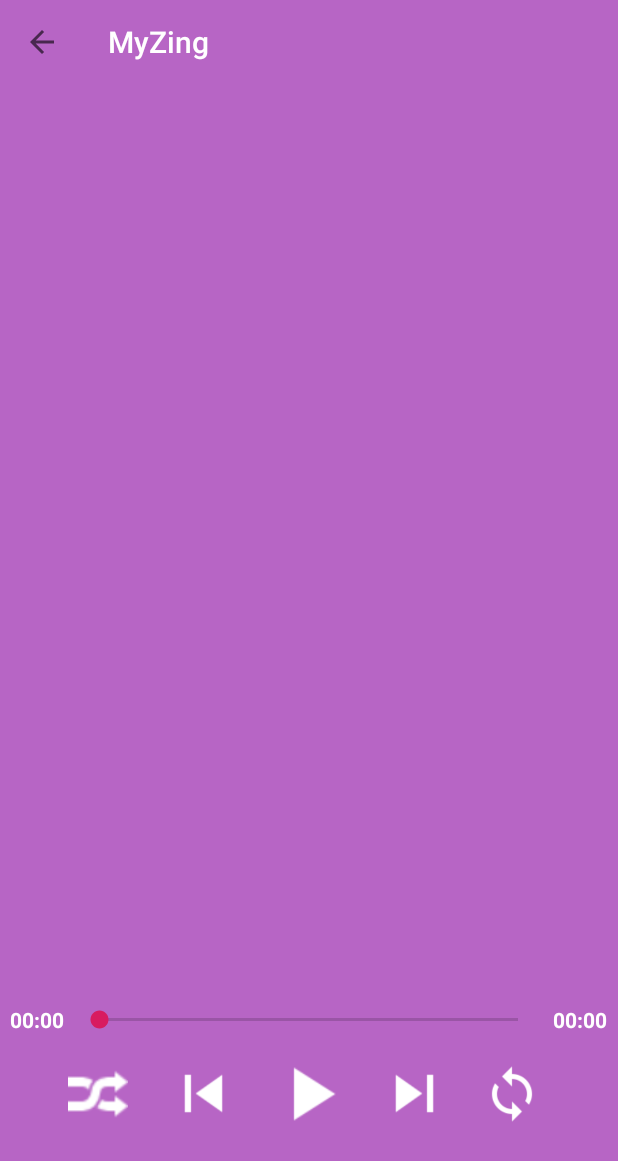
After one commit to namdang0204/BTL_Android, an Android app: the Fragment_List_Song_Play screen opened directly, with no data from a screen before it, on a phone screen of 412 x 824 dp. The commit adds this screen. Shown: the top 1161 px of the screen. Run offline under Robolectric (Android 15) with nearby library versions, the phone set to English and light mode, and no system bars; our stand-ins replace CircleImageView, Picasso; pictures from the network do not load.

Commit message:
22042019_04:28

```diff
--- a/app/src/main/AndroidManifest.xml
+++ b/app/src/main/AndroidManifest.xml
@@ -11,7 +11,7 @@
         android:roundIcon="@mipmap/ic_launcher_round"
         android:supportsRtl="true"
         android:theme="@style/AppTheme">
-        <activity android:name=".Activity.PlaySongActivity"></activity>
+        <activity android:name=".Activity.PlayMusicActivity"></activity>
         <activity android:name=".Activity.ListSongActivity" />
         <activity android:name=".Activity.MainActivity">
             <intent-filter>
--- /dev/null
+++ b/app/src/main/java/com/example/myzing/Activity/PlayMusicActivity.java
@@ -0,0 +1,170 @@
+package com.example.myzing.Activity;
+
+import android.content.Intent;
+import android.graphics.Color;
+import android.media.AudioManager;
+import android.media.MediaPlayer;
+import android.os.AsyncTask;
+import android.os.Handler;
+import android.os.StrictMode;
+import android.support.v4.view.ViewPager;
+import android.support.v7.app.AppCompatActivity;
+import android.os.Bundle;
+import android.support.v7.widget.Toolbar;
+import android.view.View;
+import android.widget.ImageButton;
+import android.widget.SeekBar;
+import android.widget.TextView;
+import android.widget.Toast;
+
+import com.example.myzing.Adapter.ViewPagerPlaylistMusicAdapter;
+import com.example.myzing.Fragment.Fragment_Disk_Music;
+import com.example.myzing.Fragment.Fragment_List_Song_Play;
+import com.example.myzing.Model.Song;
+import com.example.myzing.R;
+
+import java.io.IOException;
+import java.text.SimpleDateFormat;
+import java.util.ArrayList;
+
+public class PlayMusicActivity extends AppCompatActivity {
+    private Toolbar toolbarPlayMusic;
+    private TextView textViewTimeSong, textViewTimeTotalSong;
+    private SeekBar seekBarTimeSong;
+    private ImageButton imageButtonShuffle, imageButtonPreview, imageButtonPlay, imageButtonNext, imageButtonRepeat;
+    private ViewPager viewPagerPlayMusic;
+    public static ViewPagerPlaylistMusicAdapter viewPagerPlaylistMusicAdapter;
+    private Fragment_List_Song_Play fragmentListSongPlay;
+    private Fragment_Disk_Music fragmentDiskMusic;
+    private MediaPlayer mediaPlayer;
+    public static ArrayList<Song> listSong = new ArrayList<>();
+
+    @Override
+    protected void onCreate(Bundle savedInstanceState) {
+        super.onCreate(savedInstanceState);
+        setContentView(R.layout.activity_play_music);
+        StrictMode.ThreadPolicy policy = new StrictMode.ThreadPolicy.Builder().permitAll().build();
+        StrictMode.setThreadPolicy(policy);
+        init();
+        getDataFromIntent();
+        evenClick();
+    }
+
+    private void evenClick() {
+        final Handler handler = new Handler();
+        handler.postDelayed(new Runnable() {
+            @Override
+            public void run() {
+                if(viewPagerPlaylistMusicAdapter.getItem(0)!=null){
+                    if(listSong.size() > 0 ){
+                        fragmentDiskMusic.PlayMusic(listSong.get(0).getImageSong());
+                        handler.removeCallbacks(this);
+                    }else{
+                        handler.postDelayed(this, 300);
+                    }
+                }
+            }
+        }, 500);
+        imageButtonPlay.setOnClickListener(new View.OnClickListener() {
+            @Override
+            public void onClick(View v) {
+                if(mediaPlayer.isPlaying()){
+                    mediaPlayer.pause();
+                    imageButtonPlay.setImageResource(R.drawable.icon_play);
+                }else{
+                    mediaPlayer.start();
+                    imageButtonPlay.setImageResource(R.drawable.icon_pause);
+                }
+            }
+        });
+    }
+
+    private void getDataFromIntent() {
+        Intent intent = getIntent();
+        listSong.clear();
+        if (intent != null) {
+            if (intent.hasExtra("song")) {
+                Song song = (Song) intent.getParcelableExtra("song");
+                listSong.add(song);
+            }
+
+            if (intent.hasExtra("listSong")) {
+                listSong = intent.getParcelableArrayListExtra("listSong");
+            }
+        }
+    }
+
+    private void init() {
+        toolbarPlayMusic = (Toolbar) findViewById(R.id.toolbar_play_music);
+        textViewTimeSong = (TextView) findViewById(R.id.textview_time_song);
+        textViewTimeTotalSong = (TextView) findViewById(R.id.textview_total_time_song);
+        seekBarTimeSong = (SeekBar) findViewById(R.id.seekbar_time_song);
+        imageButtonShuffle = (ImageButton) findViewById(R.id.imagebutton_shuffle);
+        imageButtonPreview = (ImageButton) findViewById(R.id.imagebutton_preview);
+        imageButtonPlay = (ImageButton) findViewById(R.id.imagebutton_play);
+        imageButtonNext = (ImageButton) findViewById(R.id.imagebutton_next);
+        imageButtonRepeat = (ImageButton) findViewById(R.id.imagebutton_repeat);
+        viewPagerPlayMusic = (ViewPager) findViewById(R.id.viewpager_play_music);
+
+        setSupportActionBar(toolbarPlayMusic);
+        getSupportActionBar().setDisplayHomeAsUpEnabled(true);
+        toolbarPlayMusic.setNavigationOnClickListener(new View.OnClickListener() {
+            @Override
+            public void onClick(View v) {
+                finish();
+            }
+        });
+        toolbarPlayMusic.setTitleTextColor(Color.WHITE);
+        fragmentListSongPlay = new Fragment_List_Song_Play();
+        fragmentDiskMusic = new Fragment_Disk_Music();
+
+        viewPagerPlaylistMusicAdapter = new ViewPagerPlaylistMusicAdapter(getSupportFragmentManager());
+        viewPagerPlaylistMusicAdapter.addFragment(fragmentListSongPlay);
+        viewPagerPlaylistMusicAdapter.addFragment(fragmentDiskMusic);
+        viewPagerPlayMusic.setAdapter(viewPagerPlaylistMusicAdapter);
+
+        fragmentDiskMusic = (Fragment_Disk_Music) viewPagerPlaylistMusicAdapter.getItem(1);
+
+        if(listSong.size() > 0){
+            getSupportActionBar().setTitle(listSong.get(0).getNameSong());
+            new PlayMp3().execute(listSong.get(0).getLinkSong());
+            imageButtonPlay.setImageResource(R.drawable.icon_pause);
+        }
+    }
+
+    public class PlayMp3 extends AsyncTask<String, Void, String> {
+
+        @Override
+        protected String doInBackground(String... strings) {
+            return strings[0];
+        }
+
+        @Override
+        protected void onPostExecute(String urlSong) {
+            try {
+                super.onPostExecute(urlSong);
+                mediaPlayer = new MediaPlayer();
+                mediaPlayer.setAudioStreamType(AudioManager.STREAM_MUSIC);
+                mediaPlayer.setOnCompletionListener(new MediaPlayer.OnCompletionListener() {
+                    @Override
+                    public void onCompletion(MediaPlayer mp) {
+                        mediaPlayer.stop();
+                        mediaPlayer.reset();
+                    }
+                });
+                mediaPlayer.setDataSource(urlSong);
+                mediaPlayer.prepare();
+            } catch (IOException e) {
+                e.printStackTrace();
+            }
+            mediaPlayer.start();
+            TimeSong();
+        }
+    }
+
+    private void TimeSong() {
+        SimpleDateFormat simpleDateFormat = new SimpleDateFormat("mm:ss");
+        textViewTimeTotalSong.setText(simpleDateFormat.format(mediaPlayer.getDuration()));
+        seekBarTimeSong.setMax(mediaPlayer.getDuration());
+    }
+}
--- /dev/null
+++ b/app/src/main/java/com/example/myzing/Adapter/ViewPagerPlaylistMusicAdapter.java
@@ -0,0 +1,30 @@
+package com.example.myzing.Adapter;
+
+import android.support.v4.app.Fragment;
+import android.support.v4.app.FragmentManager;
+import android.support.v4.app.FragmentPagerAdapter;
+
+import java.util.ArrayList;
+
+public class ViewPagerPlaylistMusicAdapter extends FragmentPagerAdapter {
+
+    public final ArrayList<Fragment> fragmentArrayList = new ArrayList<>();
+    public ViewPagerPlaylistMusicAdapter(FragmentManager fm) {
+        super(fm);
+
+    }
+
+    @Override
+    public Fragment getItem(int i) {
+        return fragmentArrayList.get(i);
+    }
+
+    @Override
+    public int getCount() {
+        return fragmentArrayList.size();
+    }
+
+    public void addFragment(Fragment fragment){
+        fragmentArrayList.add(fragment);
+    }
+}
--- /dev/null
+++ b/app/src/main/java/com/example/myzing/Fragment/Fragment_Disk_Music.java
@@ -0,0 +1,41 @@
+package com.example.myzing.Fragment;
+
+import android.animation.ObjectAnimator;
+import android.animation.ValueAnimator;
+import android.os.Bundle;
+import android.support.annotation.NonNull;
+import android.support.annotation.Nullable;
+import android.support.v4.app.Fragment;
+import android.view.LayoutInflater;
+import android.view.View;
+import android.view.ViewGroup;
+import android.view.animation.LinearInterpolator;
+
+import com.example.myzing.R;
+import com.squareup.picasso.Picasso;
+
+import de.hdodenhof.circleimageview.CircleImageView;
+
+public class Fragment_Disk_Music extends Fragment {
+
+    View view;
+    CircleImageView circleImageViewDiskMusic;
+    ObjectAnimator objectAnimator;
+    @Nullable
+    @Override
+    public View onCreateView(@NonNull LayoutInflater inflater, @Nullable ViewGroup container, @Nullable Bundle savedInstanceState) {
+        view = inflater.inflate(R.layout.fragment_disk_music,container,false);
+        circleImageViewDiskMusic = view.findViewById(R.id.circleimageview_disk_music);
+        objectAnimator = ObjectAnimator.ofFloat(circleImageViewDiskMusic, "rotation", 0f, 360f);
+        objectAnimator.setDuration(10000);
+        objectAnimator.setRepeatCount(ValueAnimator.INFINITE);
+        objectAnimator.setRepeatMode(ValueAnimator.RESTART);
+        objectAnimator.setInterpolator(new LinearInterpolator());
+        return view;
+    }
+
+    public void PlayMusic(String imageSong) {
+        Picasso.with(getContext()).load(imageSong).into(circleImageViewDiskMusic);
+        objectAnimator.start();
+    }
+}
--- /dev/null
+++ b/app/src/main/java/com/example/myzing/Fragment/Fragment_List_Song_Play.java
@@ -0,0 +1,36 @@
+package com.example.myzing.Fragment;
+
+import android.os.Bundle;
+import android.support.annotation.NonNull;
+import android.support.annotation.Nullable;
+import android.support.v4.app.Fragment;
+import android.support.v7.widget.LinearLayoutManager;
+import android.support.v7.widget.RecyclerView;
+import android.view.LayoutInflater;
+import android.view.View;
+import android.view.ViewGroup;
+
+import com.example.myzing.Activity.PlayMusicActivity;
+import com.example.myzing.Adapter.PlaylistMusicAdapter;
+import com.example.myzing.R;
+
+public class Fragment_List_Song_Play extends Fragment {
+
+    View view;
+    RecyclerView recyclerViewListSongPlay;
+    PlaylistMusicAdapter playlistMusicAdapter;
+
+    @Nullable
+    @Override
+    public View onCreateView(@NonNull LayoutInflater inflater, @Nullable ViewGroup container, @Nullable Bundle savedInstanceState) {
+        view = inflater.inflate(R.layout.fragment_list_song_play, container, false);
+        recyclerViewListSongPlay = view.findViewById(R.id.recycleview_list_song_play);
+        if (PlayMusicActivity.listSong.size() > 0) {
+            playlistMusicAdapter = new PlaylistMusicAdapter(getActivity(), PlayMusicActivity.listSong);
+            recyclerViewListSongPlay.setLayoutManager(new LinearLayoutManager(getActivity()));
+            recyclerViewListSongPlay.setAdapter(playlistMusicAdapter);
+        }
+
+        return view;
+    }
+}
--- a/app/src/main/res/layout/activity_list_song.xml
+++ b/app/src/main/res/layout/activity_list_song.xml
@@ -34,7 +34,7 @@
                 app:layout_collapseMode="pin"
                 android:elevation="6dp"
                 android:layout_width="match_parent"
-                android:layout_height="60dp"></android.support.v7.widget.Toolbar>
+                android:layout_height="?attr/actionBarSize"></android.support.v7.widget.Toolbar>
             <ImageView
                 android:elevation="6dp"
                 android:layout_marginTop="40dp"
--- /dev/null
+++ b/app/src/main/res/layout/activity_play_music.xml
@@ -0,0 +1,118 @@
+<?xml version="1.0" encoding="utf-8"?>
+<LinearLayout xmlns:android="http://schemas.android.com/apk/res/android"
+    xmlns:app="http://schemas.android.com/apk/res-auto"
+    xmlns:tools="http://schemas.android.com/tools"
+    android:layout_width="match_parent"
+    android:layout_height="match_parent"
+    android:orientation="vertical"
+    android:weightSum="10"
+    android:background="#B39C27B0"
+    tools:context=".Activity.PlayMusicActivity">
+
+    <android.support.v7.widget.Toolbar
+        android:id="@+id/toolbar_play_music"
+        android:layout_width="match_parent"
+        android:layout_height="?attr/actionBarSize"></android.support.v7.widget.Toolbar>
+
+    <android.support.v4.view.ViewPager
+        android:id="@+id/viewpager_play_music"
+        android:layout_width="match_parent"
+        android:layout_height="0dp"
+        android:layout_weight="8"></android.support.v4.view.ViewPager>
+
+    <LinearLayout
+        android:layout_width="match_parent"
+        android:layout_height="0dp"
+        android:layout_weight="2"
+        android:orientation="vertical">
+
+        <LinearLayout
+            android:layout_width="match_parent"
+            android:layout_height="wrap_content"
+            android:gravity="center"
+            android:orientation="horizontal"
+            android:weightSum="10">
+
+            <TextView
+                android:id="@+id/textview_time_song"
+                android:layout_width="wrap_content"
+                android:layout_height="wrap_content"
+                android:layout_weight="0.5"
+                android:gravity="center"
+                android:text="00:00"
+                android:textColor="#ffff"
+                android:textSize="14sp"
+                android:textStyle="bold" />
+
+            <SeekBar
+                android:id="@+id/seekbar_time_song"
+                android:layout_width="wrap_content"
+                android:layout_height="wrap_content"
+                android:layout_weight="9" />
+
+            <TextView
+                android:id="@+id/textview_total_time_song"
+                android:layout_width="wrap_content"
+                android:layout_height="wrap_content"
+                android:layout_weight="0.5"
+                android:gravity="center"
+                android:text="00:00"
+                android:textColor="#ffff"
+                android:textSize="14sp"
+                android:textStyle="bold" />
+        </LinearLayout>
+
+        <LinearLayout
+            android:layout_width="match_parent"
+            android:layout_height="wrap_content"
+            android:layout_marginTop="10dp"
+            android:layout_marginBottom="10dp"
+            android:gravity="center"
+            android:orientation="horizontal">
+
+            <ImageButton
+                android:id="@+id/imagebutton_shuffle"
+                android:layout_width="40dp"
+                android:layout_height="40dp"
+                android:layout_marginRight="25dp"
+                android:layout_marginLeft="10dp"
+                android:background="@null"
+                android:scaleType="fitXY"
+                android:src="@drawable/icon_shuffle" />
+
+            <ImageButton
+                android:id="@+id/imagebutton_preview"
+                android:layout_width="50dp"
+                android:layout_height="50dp"
+                android:layout_marginRight="15dp"
+                android:background="@null"
+                android:scaleType="fitXY"
+                android:src="@drawable/icon_preview" />
+
+            <ImageButton
+                android:id="@+id/imagebutton_play"
+                android:layout_width="60dp"
+                android:layout_height="60dp"
+                android:layout_marginRight="15dp"
+                android:background="@null"
+                android:scaleType="fitXY"
+                android:src="@drawable/icon_play" />
+            <ImageButton
+                android:id="@+id/imagebutton_next"
+                android:src="@drawable/icon_next"
+                android:scaleType="fitXY"
+                android:background="@null"
+                android:layout_marginRight="20dp"
+                android:layout_width="50dp"
+                android:layout_height="50dp" />
+            <ImageButton
+                android:id="@+id/imagebutton_repeat"
+                android:src="@drawable/icon_repeat"
+                android:scaleType="fitXY"
+                android:background="@null"
+                android:layout_marginRight="15dp"
+                android:layout_width="40dp"
+                android:layout_height="40dp" />
+        </LinearLayout>
+    </LinearLayout>
+</LinearLayout>
--- /dev/null
+++ b/app/src/main/res/layout/fragment_list_song_play.xml
@@ -0,0 +1,13 @@
+<?xml version="1.0" encoding="utf-8"?>
+<LinearLayout
+    xmlns:android="http://schemas.android.com/apk/res/android" android:layout_width="match_parent"
+    android:layout_height="match_parent">
+
+    <android.support.v7.widget.RecyclerView
+        android:id="@+id/recycleview_list_song_play"
+        android:layout_width="match_parent"
+        android:layout_height="match_parent">
+
+    </android.support.v7.widget.RecyclerView>
+
+</LinearLayout>
--- a/app/src/main/res/layout/fragment_playlist.xml
+++ b/app/src/main/res/layout/fragment_playlist.xml
@@ -20,6 +20,7 @@
         android:layout_margin="10dp"
         android:layout_width="match_parent"
         android:layout_height="wrap_content"
+        android:scrollbars="none"
         android:layout_below="@+id/textview_title_playlist"
         android:layout_marginTop="35dp"></ListView>
 
```
Also changed, not shown: app/src/main/java/com/example/myzing/Activity/ListSongActivity.java (+26 -0 lines), app/src/main/java/com/example/myzing/Activity/PlaySongActivity.java (deleted, +0 -15 lines), app/src/main/java/com/example/myzing/Adapter/ListSongAdapter.java (+12 -0 lines), app/src/main/java/com/example/myzing/Adapter/PlaylistMusicAdapter.java (added, +57 -0 lines), app/src/main/java/com/example/myzing/Model/Song.java (+45 -1 lines), app/src/main/res/layout/activity_play_song.xml (deleted, +0 -9 lines), app/src/main/res/layout/dong_playlist_music.xml (added, +42 -0 lines), app/src/main/res/layout/fragment_disk_music.xml (added, +16 -0 lines), app/src/main/res/drawable/icon_shuffle.png (renamed from app/src/main/res/drawable/icon_suffle.png).
